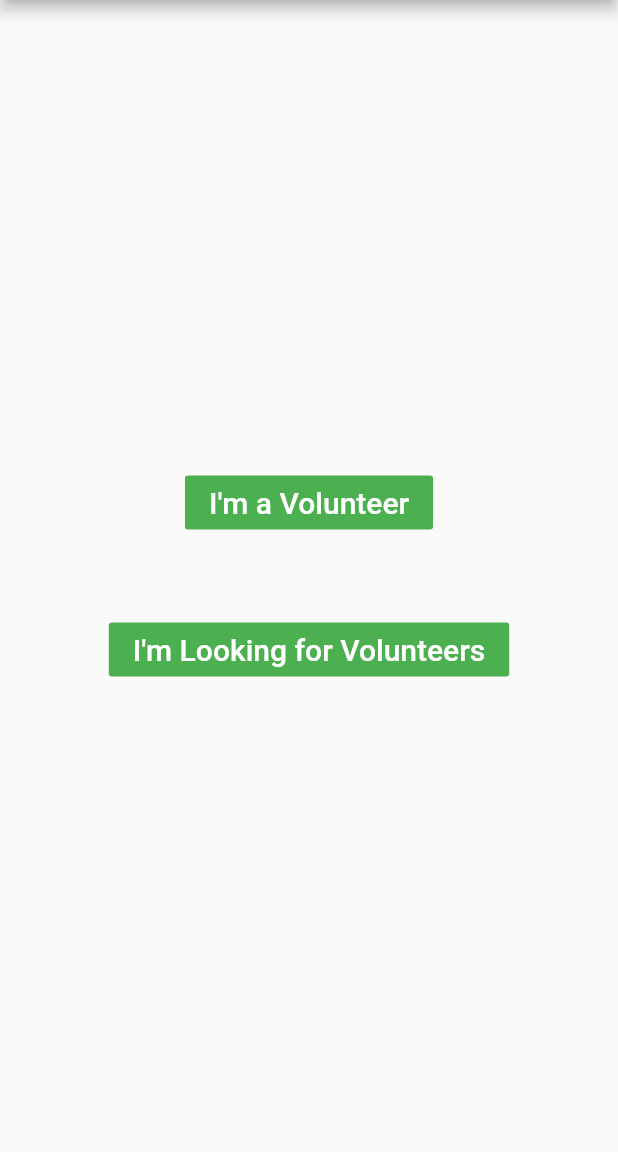
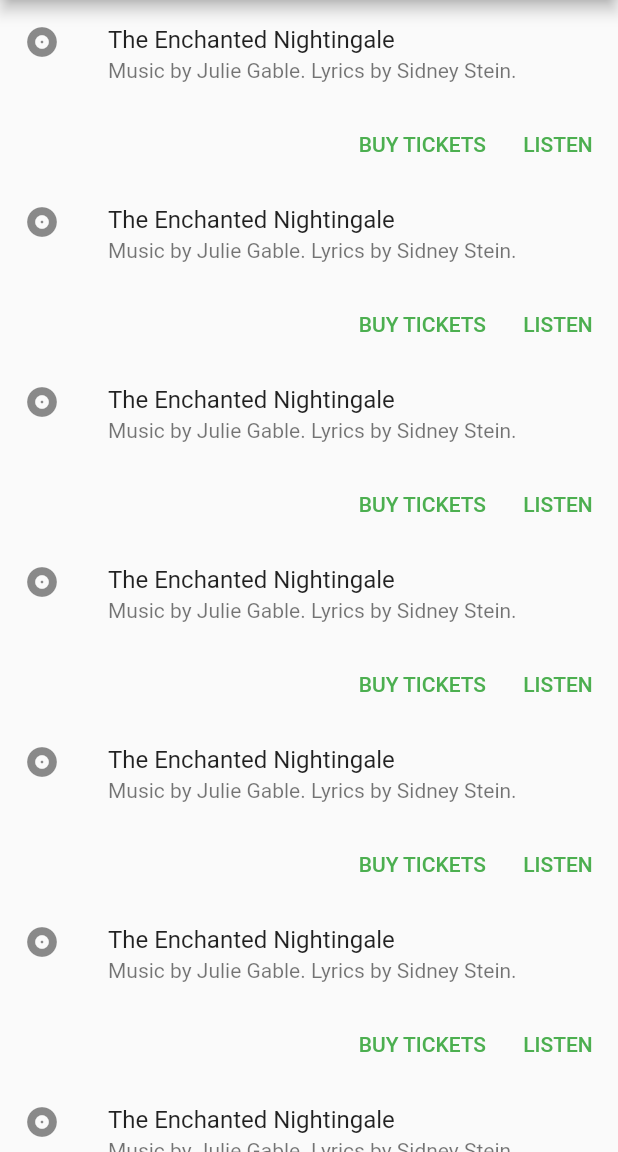
Before and after one commit to neeltron/the_good_samaritan, a Flutter app: the VolunteerRoute screen opened directly, on a phone screen of 412 x 824 dp, the part 84-1236 px from its top. Run offline on Flutter 3.47's test engine with Material 2 defaults, Android fonts, the phone set to English and light mode, and no system bars.

Commit message:
added cards for volunteer section

```diff
--- a/lib/main.dart
+++ b/lib/main.dart
@@ -86,26 +86,147 @@ class VolunteerRoute extends StatelessWidget {
         automaticallyImplyLeading: false,
       ),
       body: Center(
-        child: Column(
-          mainAxisAlignment: MainAxisAlignment.center,
+        child: ListView(
           children: <Widget>[
-            Container(
-              margin: const EdgeInsets.all(25),
-              child: FlatButton(
-                child: const Text('I\'m a Volunteer', style: TextStyle(fontSize: 20.0),),
-                color: Colors.green,
-                textColor: Colors.white,
-                onPressed: () {},
-              ),
+            const ListTile(
+              leading: Icon(Icons.album),
+              title: Text('The Enchanted Nightingale'),
+              subtitle: Text('Music by Julie Gable. Lyrics by Sidney Stein.'),
             ),
-            Container(
-              margin: const EdgeInsets.all(25),
-              child: FlatButton(
-                child: const Text('I\'m Looking for Volunteers', style: TextStyle(fontSize: 20.0),),
-                color: Colors.green,
-                textColor: Colors.white,
-                onPressed: () {},
-              ),
+            Row(
+              mainAxisAlignment: MainAxisAlignment.end,
+              children: <Widget>[
+                TextButton(
+                  child: const Text('BUY TICKETS'),
+                  onPressed: () {/* ... */},
+                ),
+                const SizedBox(width: 8),
+                TextButton(
+                  child: const Text('LISTEN'),
+                  onPressed: () {/* ... */},
+                ),
+                const SizedBox(width: 8),
+              ],
+            ),
+            const ListTile(
+              leading: Icon(Icons.album),
+              title: Text('The Enchanted Nightingale'),
+              subtitle: Text('Music by Julie Gable. Lyrics by Sidney Stein.'),
+            ),
+            Row(
+              mainAxisAlignment: MainAxisAlignment.end,
+              children: <Widget>[
+                TextButton(
+                  child: const Text('BUY TICKETS'),
+                  onPressed: () {/* ... */},
+                ),
+                const SizedBox(width: 8),
+                TextButton(
+                  child: const Text('LISTEN'),
+                  onPressed: () {/* ... */},
+                ),
+                const SizedBox(width: 8),
+              ],
+            ),
+            const ListTile(
+              leading: Icon(Icons.album),
+              title: Text('The Enchanted Nightingale'),
+              subtitle: Text('Music by Julie Gable. Lyrics by Sidney Stein.'),
+            ),
+            Row(
+              mainAxisAlignment: MainAxisAlignment.end,
+              children: <Widget>[
+                TextButton(
+                  child: const Text('BUY TICKETS'),
+                  onPressed: () {/* ... */},
+                ),
+                const SizedBox(width: 8),
+                TextButton(
+                  child: const Text('LISTEN'),
+                  onPressed: () {/* ... */},
+                ),
+                const SizedBox(width: 8),
+              ],
+            ),
+            const ListTile(
+              leading: Icon(Icons.album),
+              title: Text('The Enchanted Nightingale'),
+              subtitle: Text('Music by Julie Gable. Lyrics by Sidney Stein.'),
+            ),
+            Row(
+              mainAxisAlignment: MainAxisAlignment.end,
+              children: <Widget>[
+                TextButton(
+                  child: const Text('BUY TICKETS'),
+                  onPressed: () {/* ... */},
+                ),
+                const SizedBox(width: 8),
+                TextButton(
+                  child: const Text('LISTEN'),
+                  onPressed: () {/* ... */},
+                ),
+                const SizedBox(width: 8),
+              ],
+            ),
+            const ListTile(
+              leading: Icon(Icons.album),
+              title: Text('The Enchanted Nightingale'),
+              subtitle: Text('Music by Julie Gable. Lyrics by Sidney Stein.'),
+            ),
+            Row(
+              mainAxisAlignment: MainAxisAlignment.end,
+              children: <Widget>[
+                TextButton(
+                  child: const Text('BUY TICKETS'),
+                  onPressed: () {/* ... */},
+                ),
+                const SizedBox(width: 8),
+                TextButton(
+                  child: const Text('LISTEN'),
+                  onPressed: () {/* ... */},
+                ),
+                const SizedBox(width: 8),
+              ],
+            ),
+            const ListTile(
+              leading: Icon(Icons.album),
+              title: Text('The Enchanted Nightingale'),
+              subtitle: Text('Music by Julie Gable. Lyrics by Sidney Stein.'),
+            ),
+            Row(
+              mainAxisAlignment: MainAxisAlignment.end,
+              children: <Widget>[
+                TextButton(
+                  child: const Text('BUY TICKETS'),
+                  onPressed: () {/* ... */},
+                ),
+                const SizedBox(width: 8),
+                TextButton(
+                  child: const Text('LISTEN'),
+                  onPressed: () {/* ... */},
+                ),
+                const SizedBox(width: 8),
+              ],
+            ),
+            const ListTile(
+              leading: Icon(Icons.album),
+              title: Text('The Enchanted Nightingale'),
+              subtitle: Text('Music by Julie Gable. Lyrics by Sidney Stein.'),
+            ),
+            Row(
+              mainAxisAlignment: MainAxisAlignment.end,
+              children: <Widget>[
+                TextButton(
+                  child: const Text('BUY TICKETS'),
+                  onPressed: () {/* ... */},
+                ),
+                const SizedBox(width: 8),
+                TextButton(
+                  child: const Text('LISTEN'),
+                  onPressed: () {/* ... */},
+                ),
+                const SizedBox(width: 8),
+              ],
             ),
           ],
         ),
```
